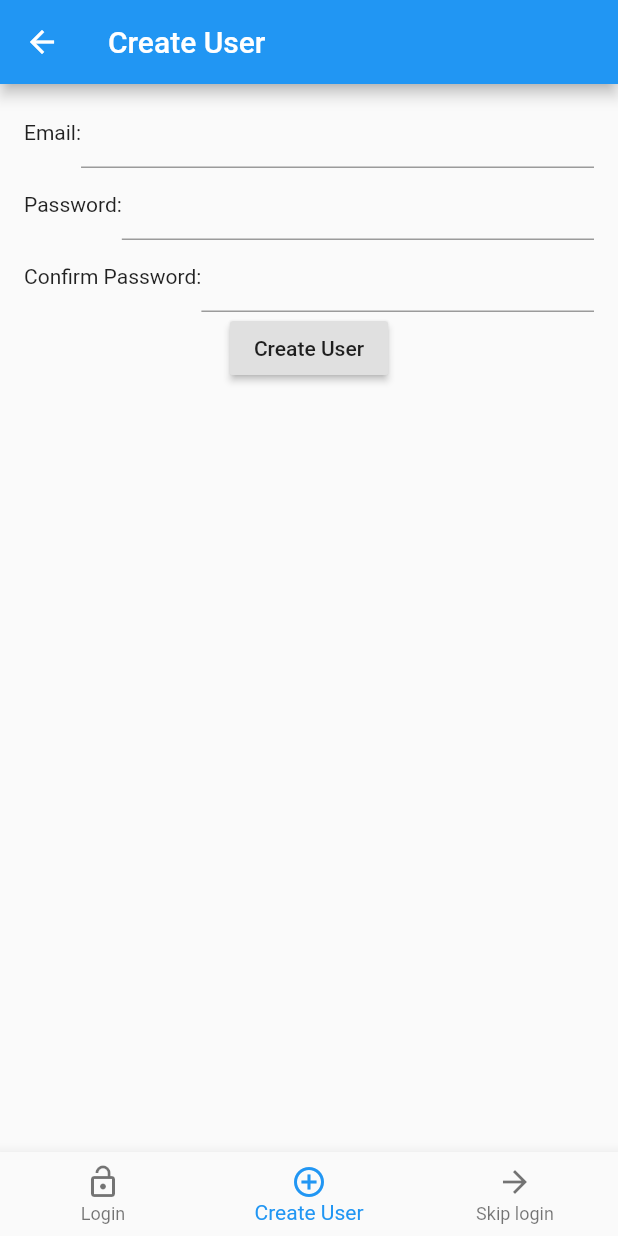
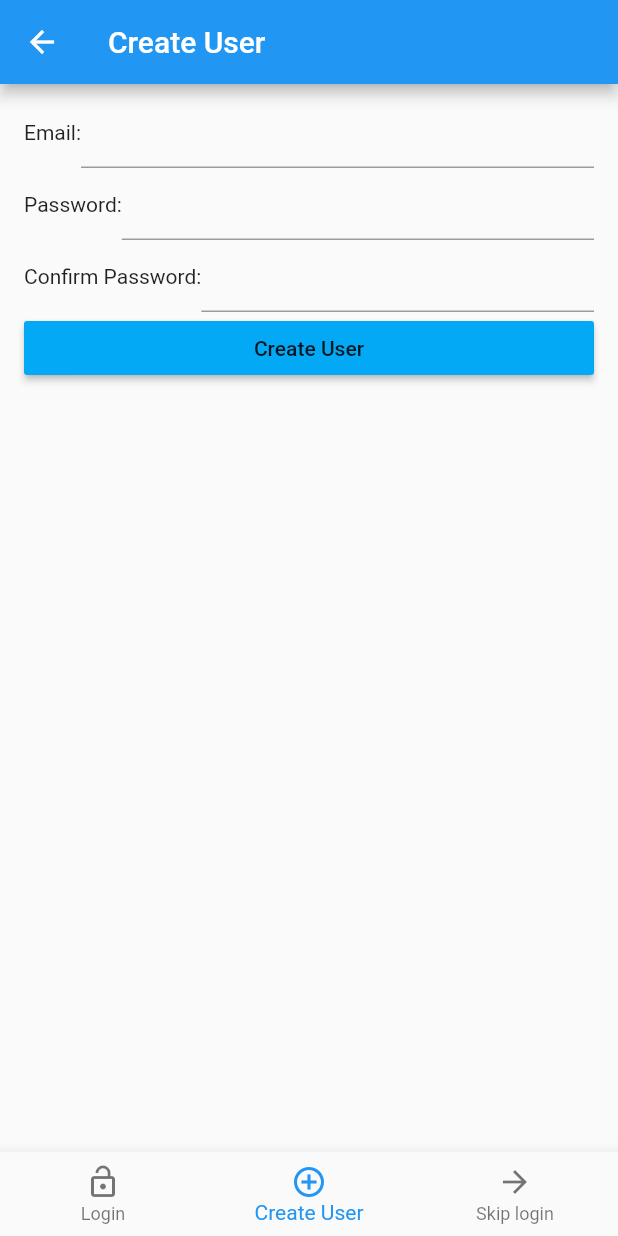
Before and after one commit to DTUFeedme/feedme-mobile, a Flutter app: the UserLogin screen opened by its route, item 2 of the bottom bar chosen, on a phone screen of 412 x 824 dp. Run offline on Flutter 3.47's test engine with Material 2 defaults, Android fonts, the phone set to English and light mode, and no system bars; our stand-ins replace flutter_blue, flutter_local_notifications, shared_preferences, tuple; missing offline and left inert: background_fetch; accounts and stored records are empty; generated files the repository leaves out were written again; network calls fail; statements that could not run were skipped.

Commit message:
Updated make user admin in app to reflect server changes

```diff
--- a/lib/routes/userLogin.dart
+++ b/lib/routes/userLogin.dart
@@ -5,6 +5,7 @@ import 'package:climify/services/jwtDecoder.dart';
 import 'package:climify/services/rest_service.dart';
 import 'package:climify/services/sharedPreferences.dart';
 import 'package:climify/services/snackbarError.dart';
+import 'package:climify/widgets/submitButton.dart';
 import 'package:flutter/material.dart';
 import 'package:provider/provider.dart';
 import 'package:shared_preferences/shared_preferences.dart';
@@ -28,6 +29,9 @@ class _UserLoginState extends State<UserLogin> {
   TextEditingController _newEmailController = TextEditingController();
   TextEditingController _newPasswordController = TextEditingController();
   TextEditingController _confirmPasswordController = TextEditingController();
+
+  FocusNode _newPasswordNode = FocusNode();
+  FocusNode _confirmPasswordNode = FocusNode();
 
   @override
   void initState() {
@@ -231,10 +235,8 @@ class _UserLoginState extends State<UserLogin> {
                           ),
                         ],
                       ),
-                      RaisedButton(
-                        child: Text(
-                          "Login",
-                        ),
+                      SubmitButton(
+                        text: "Login",
                         onPressed: () => _authUser(),
                       ),
                       // RaisedButton(
@@ -268,7 +270,7 @@ class _UserLoginState extends State<UserLogin> {
                               textInputAction: TextInputAction.next,
                               onSubmitted: (value) {
                                 if (value.isNotEmpty)
-                                  FocusScope.of(context).nextFocus();
+                                  _newPasswordNode.requestFocus();
                               },
                             ),
                           ),
@@ -287,7 +289,7 @@ class _UserLoginState extends State<UserLogin> {
                               textInputAction: TextInputAction.next,
                               onSubmitted: (value) {
                                 if (value.isNotEmpty)
-                                  FocusScope.of(context).nextFocus();
+                                  _confirmPasswordNode.requestFocus();
                               },
                             ),
                           ),
@@ -309,10 +311,8 @@ class _UserLoginState extends State<UserLogin> {
                           ),
                         ],
                       ),
-                      RaisedButton(
-                        child: Text(
-                          "Create User",
-                        ),
+                      SubmitButton(
+                        text: "Create User",
                         onPressed: () => _authUser(create: true),
                       ),
                     ],
--- a/lib/services/rest_service.dart
+++ b/lib/services/rest_service.dart
@@ -326,9 +326,9 @@ class RestService {
           FeedbackQuestion question, String t) getQuestionStatistics =
       (question, t) => getQuestionStatisticsRequest(question, t);
 
-  Future<APIResponse<bool>> Function(String userId, BuildingModel building)
+  Future<APIResponse<bool>> Function(String email, BuildingModel building)
       patchUserAdmin =
-      (userId, building) => patchUserAdminRequest(userId, building);
+      (email, building) => patchUserAdminRequest(email, building);
 
   Future<APIResponse<String>> Function(String email) getUserIdFromEmail =
       (email) => getUserIdFromEmailRequest(email);
--- a/lib/services/rest_service_functions/patchUserAdmin.dart
+++ b/lib/services/rest_service_functions/patchUserAdmin.dart
@@ -1,11 +1,11 @@
 part of 'package:climify/services/rest_service.dart';
 
 Future<APIResponse<bool>> patchUserAdminRequest(
-  String userId,
+  String email,
   BuildingModel building,
 ) {
   final String body =
-      json.encode({'userId': userId, 'buildingId': building.id});
+      json.encode({'email': email, 'buildingId': building.id});
   return RestService.requestServer(
     body: body,
     fromJson: (_) => true,
```
Also changed, not shown: lib/routes/buildingManager.dart (+24 -33 lines), pubspec.lock.
